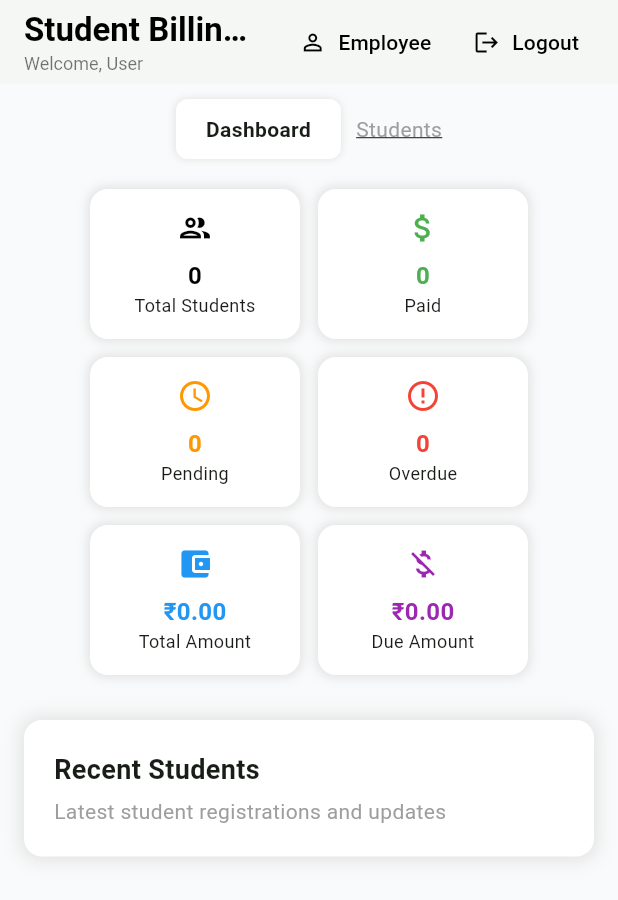
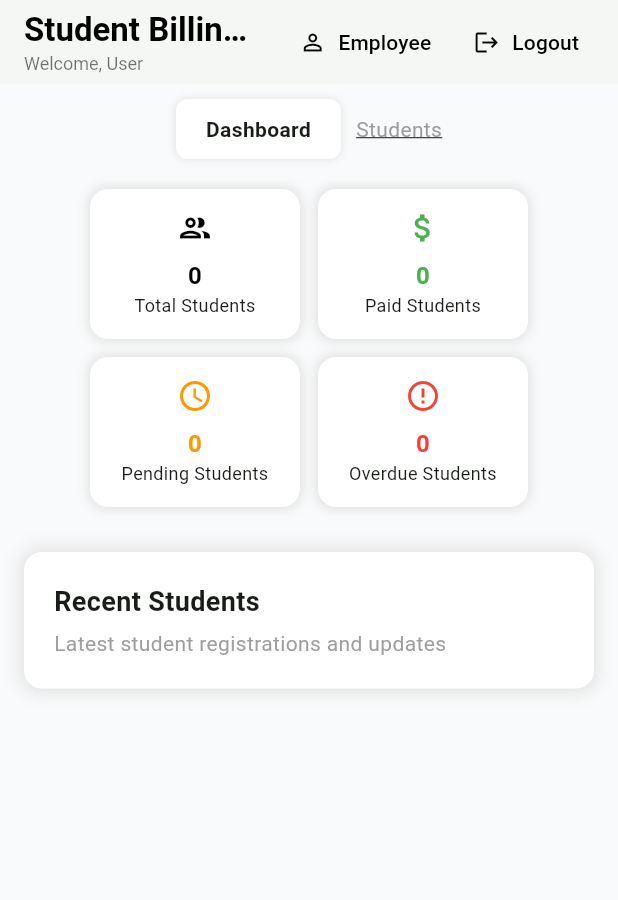
Before and after one commit to Rhino-softech/MeeKhata-billing-app, a Flutter app: the DashboardPage screen opened directly, on a phone screen of 412 x 824 dp. Shown: the top 900 px of the screen. Run offline on Flutter 3.47's test engine with Material 3 defaults, Android fonts, the phone set to English and light mode, and no system bars; our stand-ins replace cloud_firestore, firebase_auth, firebase_core; accounts and stored records are empty.

Commit message:
updated the dashboard with admin and user

```diff
--- a/lib/dashboard.dart
+++ b/lib/dashboard.dart
@@ -3,11 +3,33 @@ import 'package:firebase_auth/firebase_auth.dart';
 import 'package:cloud_firestore/cloud_firestore.dart';
 import 'student_page.dart';
 
-class DashboardPage extends StatelessWidget {
+class DashboardPage extends StatefulWidget {
   final String? userName;
   final String? email;
 
   const DashboardPage({super.key, this.userName, this.email});
+
+  @override
+  State<DashboardPage> createState() => _DashboardPageState();
+}
+
+class _DashboardPageState extends State<DashboardPage> {
+  bool isAdmin = false;
+
+  @override
+  void initState() {
+    super.initState();
+    checkIfAdmin();
+  }
+
+  Future<void> checkIfAdmin() async {
+    final user = FirebaseAuth.instance.currentUser;
+    if (user != null && user.email != null) {
+      setState(() {
+        isAdmin = user.email!.toLowerCase() == 'admin@gmail.com';
+      });
+    }
+  }
 
   void _logout(BuildContext context) async {
     await FirebaseAuth.instance.signOut();
@@ -32,7 +54,7 @@ class DashboardPage extends StatelessWidget {
               ),
             ),
             Text(
-              'Welcome, ${userName ?? "User"}',
+              'Welcome, ${widget.userName ?? "User"}',
               style: const TextStyle(color: Colors.black54, fontSize: 12),
             ),
           ],
@@ -41,9 +63,9 @@ class DashboardPage extends StatelessWidget {
           TextButton.icon(
             onPressed: () {},
             icon: const Icon(Icons.person_outline, color: Colors.black),
-            label: const Text(
-              'Employee',
-              style: TextStyle(color: Colors.black),
+            label: Text(
+              isAdmin ? "Admin" : "Employee",
+              style: const TextStyle(color: Colors.black),
             ),
           ),
           TextButton.icon(
@@ -60,12 +82,14 @@ class DashboardPage extends StatelessWidget {
                 .collection('student_enroll_details')
                 .snapshots(),
         builder: (context, snapshot) {
+          // For both admin and employee
           int total = 0;
-          int paid = 0;
-          int pending = 0;
-          int overdue = 0;
-          double totalAmount = 0;
-          double dueAmount = 0;
+
+          // For employee view
+          int paidCount = 0, pendingCount = 0, overdueCount = 0;
+
+          // For admin view
+          double totalAmount = 0, amountCollected = 0, dueAmount = 0;
 
           if (snapshot.hasData) {
             final now = DateTime.now();
@@ -77,15 +101,19 @@ class DashboardPage extends StatelessWidget {
               final DateTime dueDate = dueTimestamp?.toDate() ?? now;
 
               total++;
+
+              if (isAdmin) {
                 totalAmount += totalFees;
+                amountCollected += amountPaid;
                 dueAmount += (totalFees - amountPaid).clamp(0, totalFees);
-
+              } else {
                 if (amountPaid >= totalFees) {
-                paid++;
+                  paidCount++;
                 } else if (dueDate.isBefore(now)) {
-                overdue++;
+                  overdueCount++;
                 } else {
-                pending++;
+                  pendingCount++;
+                }
               }
             }
           }
@@ -116,14 +144,13 @@ class DashboardPage extends StatelessWidget {
                     ),
                     const SizedBox(width: 10),
                     GestureDetector(
-                      onTap: () {
-                        Navigator.push(
+                      onTap:
+                          () => Navigator.push(
                             context,
                             MaterialPageRoute(
                               builder: (context) => const StudentPage(),
                             ),
-                        );
-                      },
+                          ),
                       child: const Text(
                         'Students',
                         style: TextStyle(
@@ -134,9 +161,7 @@ class DashboardPage extends StatelessWidget {
                     ),
                   ],
                 ),
-
                 const SizedBox(height: 20),
-
                 Padding(
                   padding: const EdgeInsets.symmetric(horizontal: 12.0),
                   child: Wrap(
@@ -150,42 +175,49 @@ class DashboardPage extends StatelessWidget {
                         Icons.group_outlined,
                         Colors.black,
                       ),
+                      if (isAdmin) ...[
                         _buildStatCard(
-                        'Paid',
-                        '$paid',
+                          'Total Fees',
+                          '₹${totalAmount.toStringAsFixed(2)}',
+                          Icons.request_quote,
+                          Colors.teal,
+                        ),
+                        _buildStatCard(
+                          'Fees Collected',
+                          '₹${amountCollected.toStringAsFixed(2)}',
+                          Icons.payments,
+                          Colors.indigo,
+                        ),
+                        _buildStatCard(
+                          'Pending Fees',
+                          '₹${dueAmount.toStringAsFixed(2)}',
+                          Icons.money_off_csred,
+                          Colors.purple,
+                        ),
+                      ] else ...[
+                        _buildStatCard(
+                          'Paid Students',
+                          '$paidCount',
                           Icons.attach_money,
                           Colors.green,
                         ),
                         _buildStatCard(
-                        'Pending',
-                        '$pending',
+                          'Pending Students',
+                          '$pendingCount',
                           Icons.access_time,
                           Colors.orange,
                         ),
                         _buildStatCard(
-                        'Overdue',
-                        '$overdue',
+                          'Overdue Students',
+                          '$overdueCount',
                           Icons.error_outline,
                           Colors.red,
                         ),
-                      _buildStatCard(
-                        'Total Amount',
-                        '₹${totalAmount.toStringAsFixed(2)}',
-                        Icons.account_balance_wallet,
-                        Colors.blue,
-                      ),
-                      _buildStatCard(
-                        'Due Amount',
-                        '₹${dueAmount.toStringAsFixed(2)}',
-                        Icons.money_off,
-                        Colors.purple,
-                      ),
+                      ],
                     ],
                   ),
                 ),
-
                 const SizedBox(height: 30),
-
                 Padding(
                   padding: const EdgeInsets.symmetric(horizontal: 16.0),
                   child: Container(
```
Lines whose indentation alone changed are shown as unchanged.
